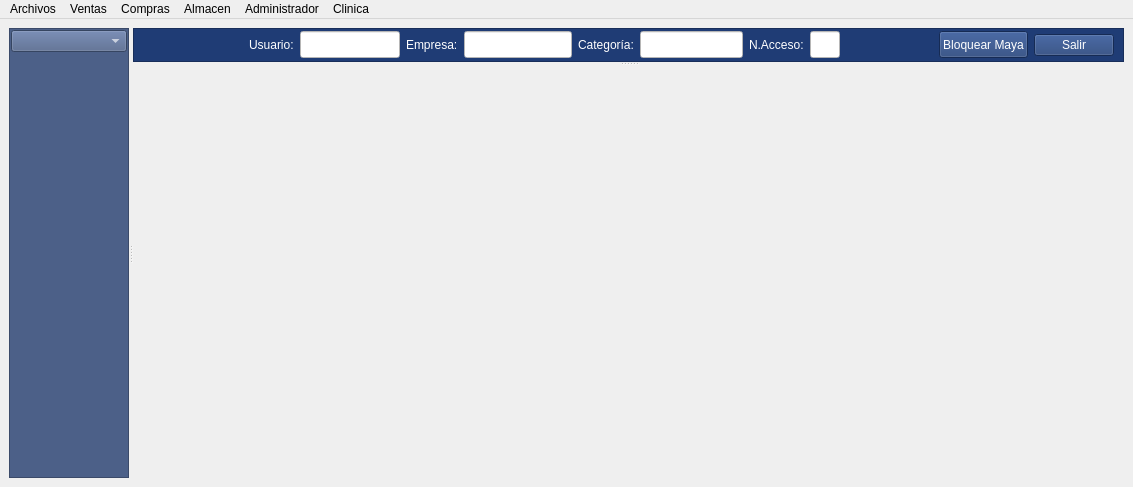
The window that mainwindow.ui (arcnexus/RedFoX) describes before a commit, drawn with Qt 5.
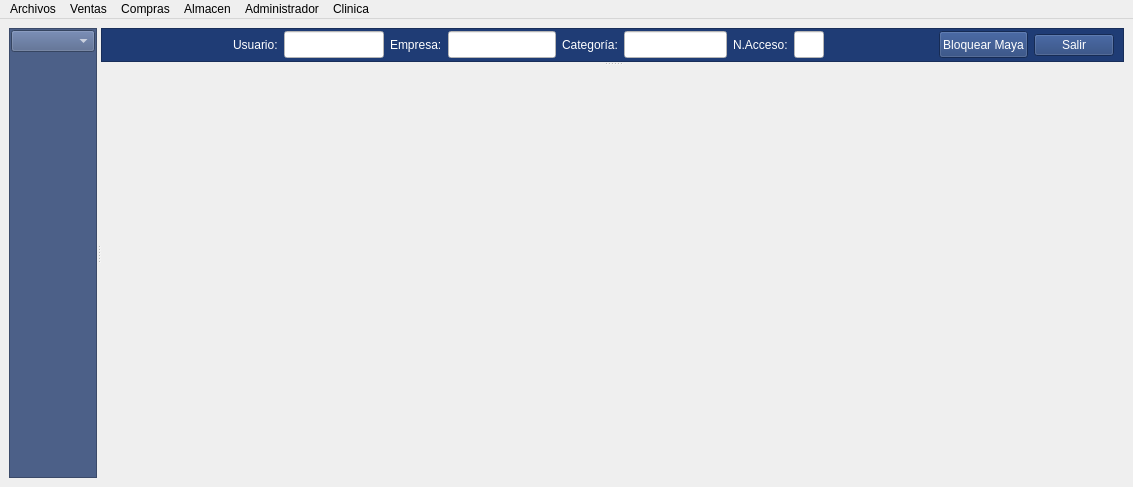
The same window after the commit. Icons and pictures are not drawn.

```diff
--- a/mainwindow.ui
+++ b/mainwindow.ui
@@ -60,7 +60,7 @@
        </property>
        <property name="minimumSize">
         <size>
-         <width>120</width>
+         <width>0</width>
          <height>0</height>
         </size>
        </property>
```
